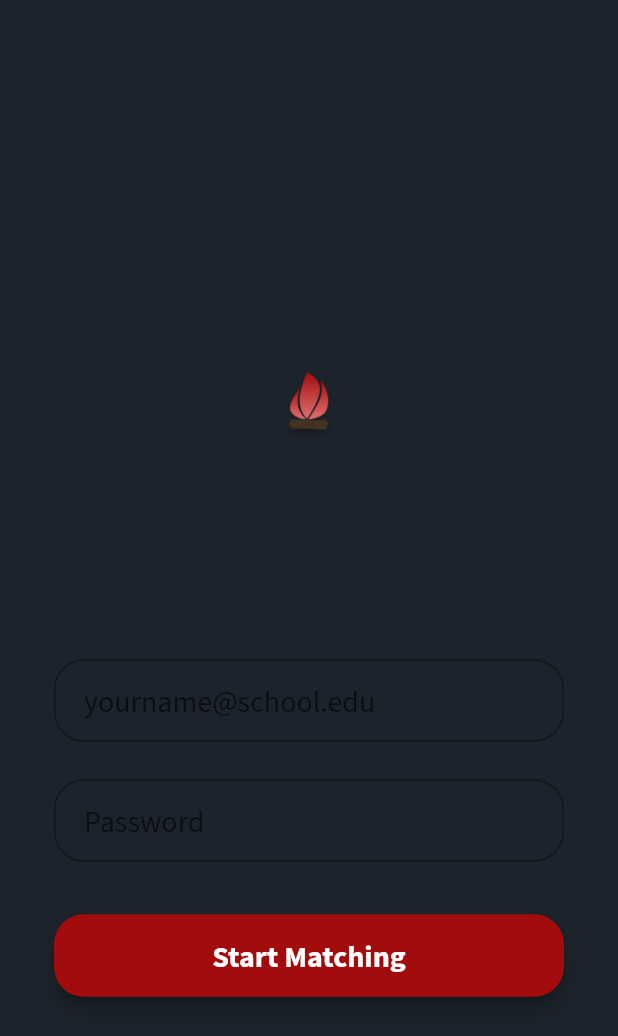
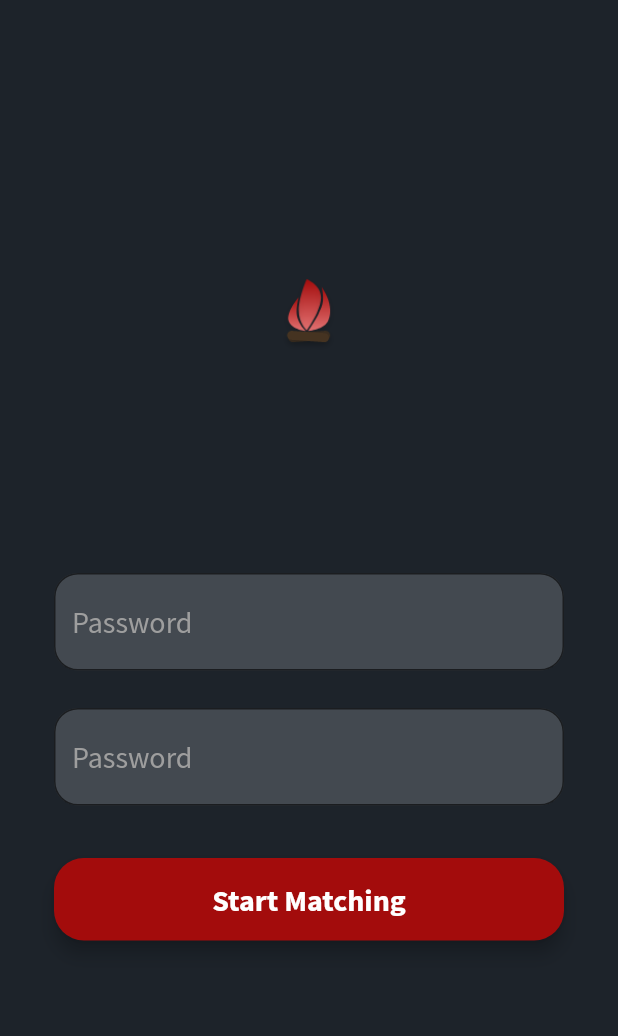
Before and after one commit to kchangela7/gather_app, a Flutter app: the SignIn screen opened directly, on a phone screen of 412 x 824 dp. Shown: the top 1036 px of the screen. Run offline on Flutter 3.47's test engine with Material 2 defaults, Android fonts, the phone set to English and light mode, and no system bars; our stand-ins replace flutter_tindercard, font_awesome_flutter.

Commit message:
i am tire

```diff
--- a/lib/authentication/signIn.dart
+++ b/lib/authentication/signIn.dart
@@ -7,26 +7,43 @@ class SignIn extends StatefulWidget {
 }
 
 class _SignInState extends State<SignIn> {
-  TextStyle style = TextStyle(color: Colors.white, fontSize: 20.0);
+  TextStyle style = TextStyle(color: Colors.grey, fontSize: 20.0);
   @override
   Widget build(BuildContext context) {
     final emailField = TextField(
       obscureText: false,
       style: style,
-      decoration: InputDecoration(
-          contentPadding: EdgeInsets.fromLTRB(20.0, 15.0, 20.0, 15.0),
-          hintText: "yourname@school.edu",
-          border:
-              OutlineInputBorder(borderRadius: BorderRadius.circular(20.0))),
+
+      decoration: new InputDecoration(
+          hintText: "Password",
+          hintStyle: style,
+          border: new OutlineInputBorder(
+            borderRadius: const BorderRadius.all(
+              const Radius.circular(16.0),
+            ),
+          ),
+          filled: true,
+          fillColor: Color(0xFF434950)),
+      // decoration: InputDecoration(
+      //     contentPadding: EdgeInsets.fromLTRB(20.0, 15.0, 20.0, 15.0),
+      //     hintText: "yourname@school.edu",
+      //     hintStyle: style,
+      //     border:
+      //         OutlineInputBorder(borderRadius: BorderRadius.circular(20.0))),
     );
     final passwordField = TextField(
       obscureText: true,
       style: style,
-      decoration: InputDecoration(
-          contentPadding: EdgeInsets.fromLTRB(20.0, 15.0, 20.0, 15.0),
+      decoration: new InputDecoration(
           hintText: "Password",
-          border:
-              OutlineInputBorder(borderRadius: BorderRadius.circular(20.0))),
+          hintStyle: style,
+          border: new OutlineInputBorder(
+            borderRadius: const BorderRadius.all(
+              const Radius.circular(16.0),
+            ),
+          ),
+          filled: true,
+          fillColor: Color(0xFF434950)),
     );
 
     final loginButton = Material(
@@ -55,9 +72,9 @@ class _SignInState extends State<SignIn> {
                   crossAxisAlignment: CrossAxisAlignment.center,
                   mainAxisAlignment: MainAxisAlignment.start,
                   children: <Widget>[
-                    SizedBox(height: 100.0),
+                    //SizedBox(height: 0.0),
                     SizedBox(
-                      height: 50.0,
+                      height: 55.0,
                       child: Image.asset(
                         "assets/images/logo.png",
                         fit: BoxFit.contain,
--- a/lib/wrapper.dart
+++ b/lib/wrapper.dart
@@ -18,6 +18,6 @@ class _WrapperState extends State<Wrapper> {
 
   @override
   Widget build(BuildContext context) {
-    return Home();
+    return SignIn();
   }
 }
```
